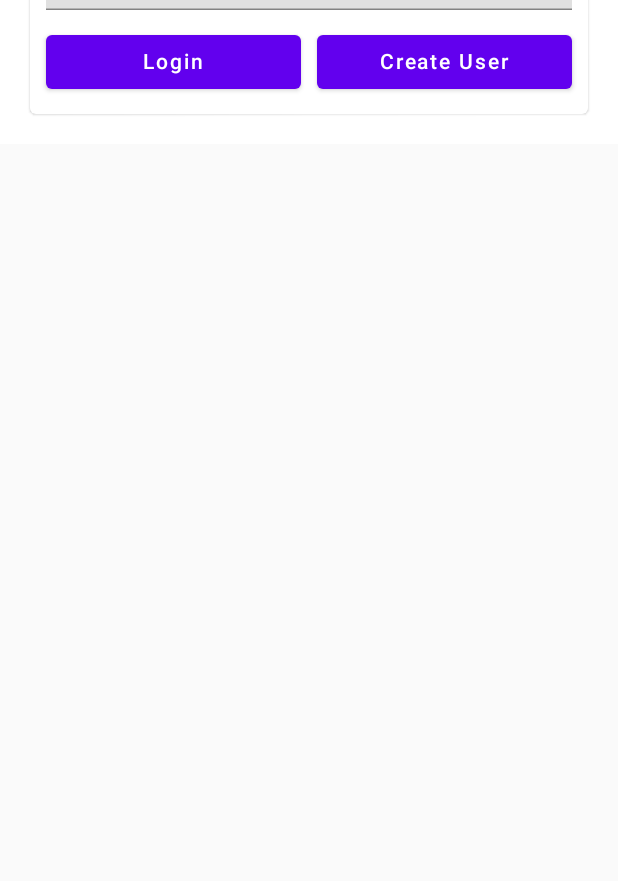
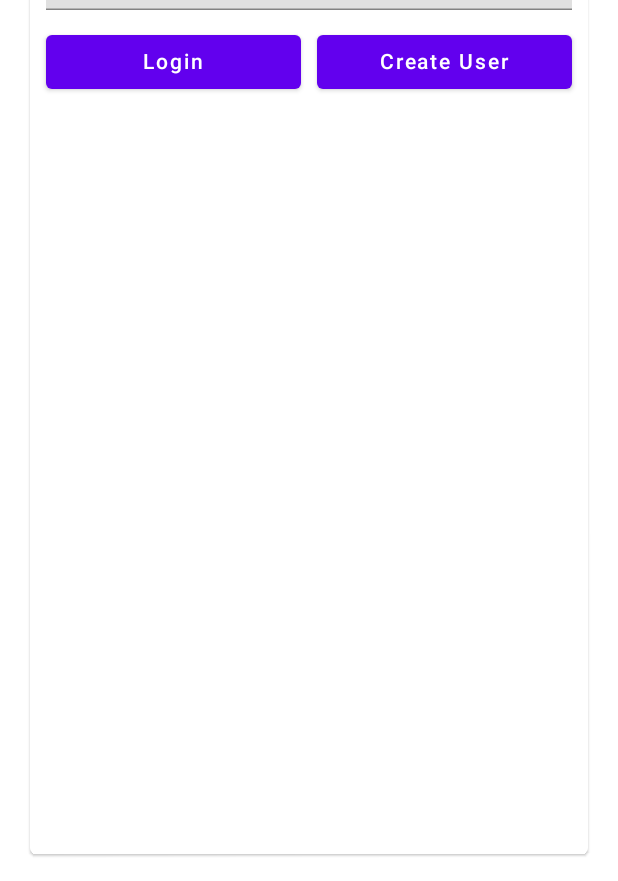
Before and after one commit to Spellmaker/Budgeteer, an Android app built with Jetpack Compose: the screen it shows after launch (MainActivity), on a phone screen of 412 x 824 dp. Shown: the part 352-1233 px from the top of the screen. Run offline under Robolectric (Android 15) with nearby library versions, the phone set to English and light mode, and no system bars; our stand-ins replace Dagger/Hilt's generated code, Room's generated code.

Commit message:
fix login screen height

```diff
--- a/app/src/main/java/moe/chen/budgeteer/screens/LoginScreen.kt
+++ b/app/src/main/java/moe/chen/budgeteer/screens/LoginScreen.kt
@@ -99,7 +99,7 @@ fun LoginWidget(
     createUser: () -> Unit = {},
 ) {
     Surface(
-        modifier = modifier.fillMaxWidth(),
+        modifier = modifier.fillMaxWidth().fillMaxHeight(),
         color = MaterialTheme.colors.background,
     ) {
         Card(modifier = Modifier.padding(20.dp)) {
```
